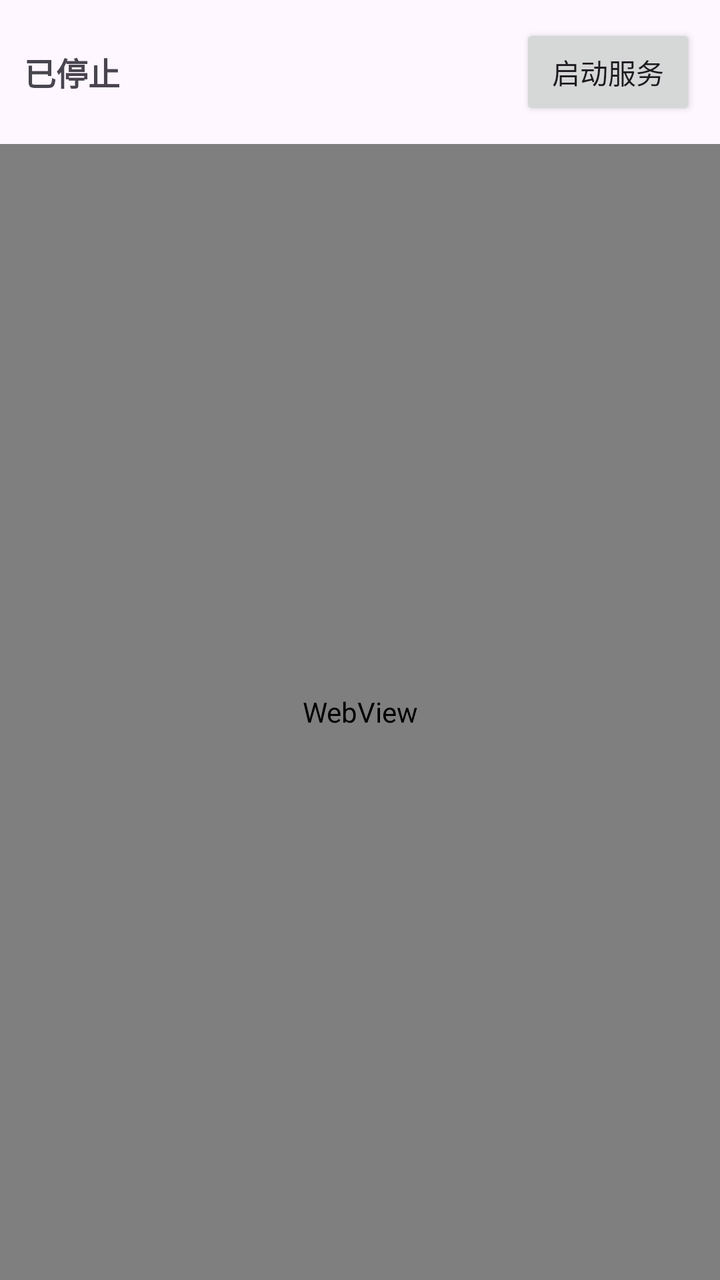
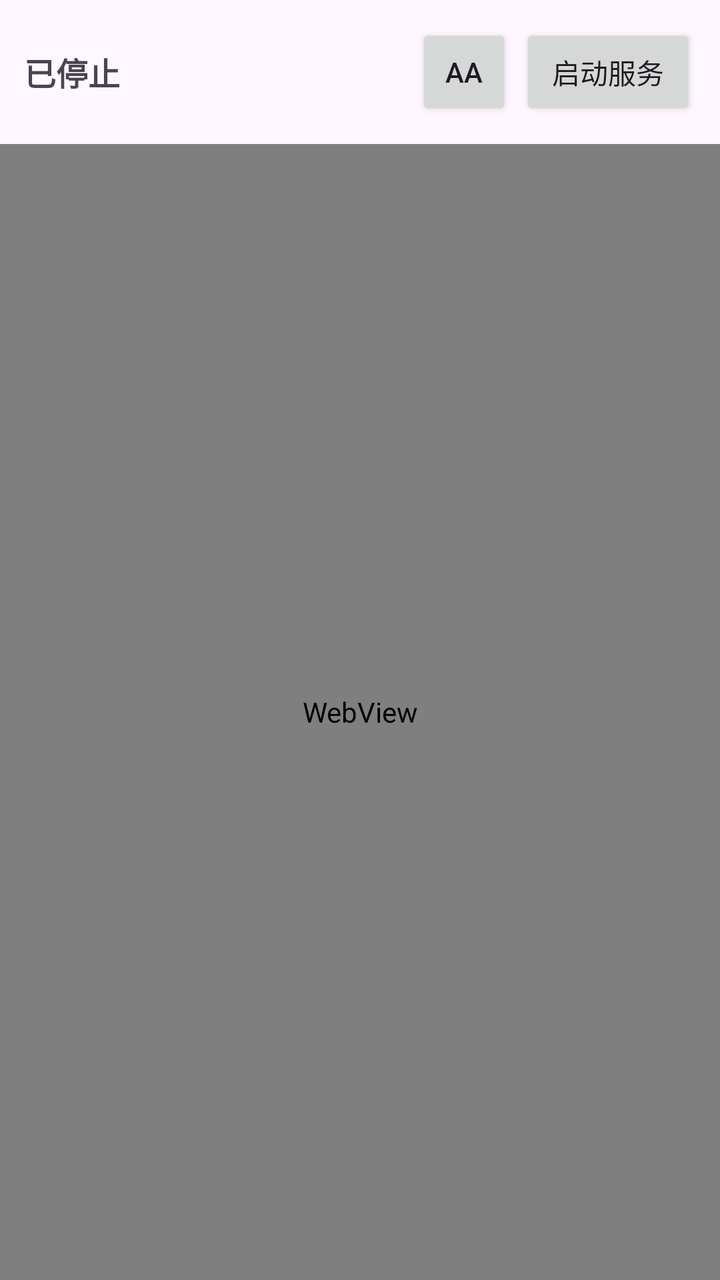

Two renders of the same Android screen: before a commit and after it. Below are the layout's source before the change and the commit's diff.
<!-- AndroidManifest.xml: application theme Theme.OctopusApp -->
<!-- res/layout/activity_main.xml -->
<?xml version="1.0" encoding="utf-8"?>
<LinearLayout xmlns:android="http://schemas.android.com/apk/res/android"
    android:layout_width="match_parent"
    android:layout_height="match_parent"
    android:orientation="vertical">

    <LinearLayout
        android:layout_width="match_parent"
        android:layout_height="wrap_content"
        android:orientation="horizontal"
        android:padding="12dp"
        android:gravity="center_vertical">

        <TextView
            android:id="@+id/tvStatus"
            android:layout_width="0dp"
            android:layout_height="wrap_content"
            android:layout_weight="1"
            android:text="已停止"
            android:textSize="16sp"
            android:textStyle="bold" />

        <TextView
            android:id="@+id/tvPort"
            android:layout_width="wrap_content"
            android:layout_height="wrap_content"
            android:layout_marginEnd="12dp"
            android:textSize="13sp" />

        <Button
            android:id="@+id/btnToggle"
            android:layout_width="wrap_content"
            android:layout_height="wrap_content"
            android:text="启动服务" />
    </LinearLayout>

    <WebView
        android:id="@+id/webView"
        android:layout_width="match_parent"
        android:layout_height="0dp"
        android:layout_weight="1" />
</LinearLayout>
<!-- resources referenced by this layout -->
<resources>
  <style name="Theme.OctopusApp" parent="Theme.Material3.DayNight.NoActionBar">
          <item name="android:statusBarColor">?attr/colorPrimary</item>
      </style>
</resources>

<!-- the commit's change to res/layout/activity_main.xml (unified diff, before → after) -->
@@ -24,8 +24,18 @@
             android:id="@+id/tvPort"
             android:layout_width="wrap_content"
             android:layout_height="wrap_content"
-            android:layout_marginEnd="12dp"
+            android:layout_marginEnd="8dp"
             android:textSize="13sp" />
+
+        <Button
+            android:id="@+id/btnFont"
+            android:layout_width="wrap_content"
+            android:layout_height="wrap_content"
+            android:layout_marginEnd="4dp"
+            android:text="Aa"
+            android:textSize="14sp"
+            android:minWidth="48dp"
+            android:contentDescription="字体大小" />
 
         <Button
             android:id="@+id/btnToggle"
